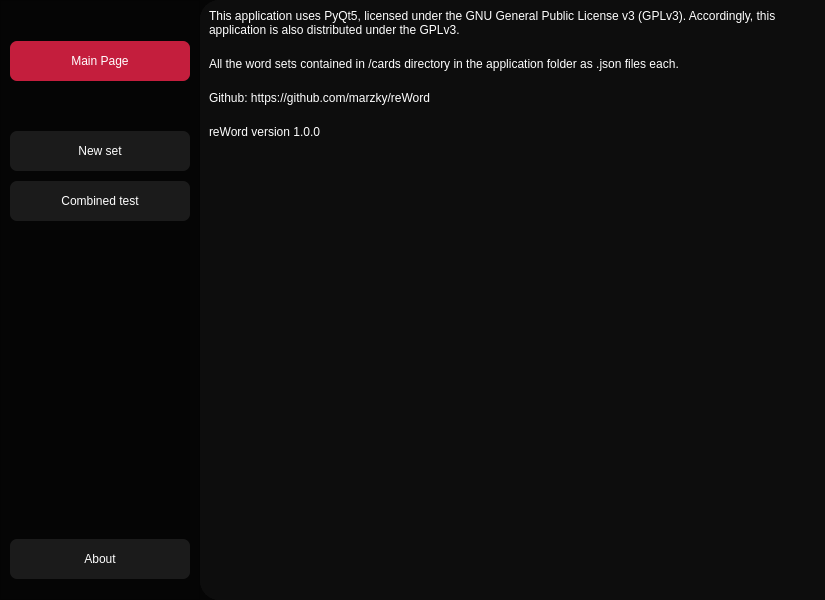
The window that ui/reWord.ui (marzky/reWord) describes before a commit, drawn with Qt 5.
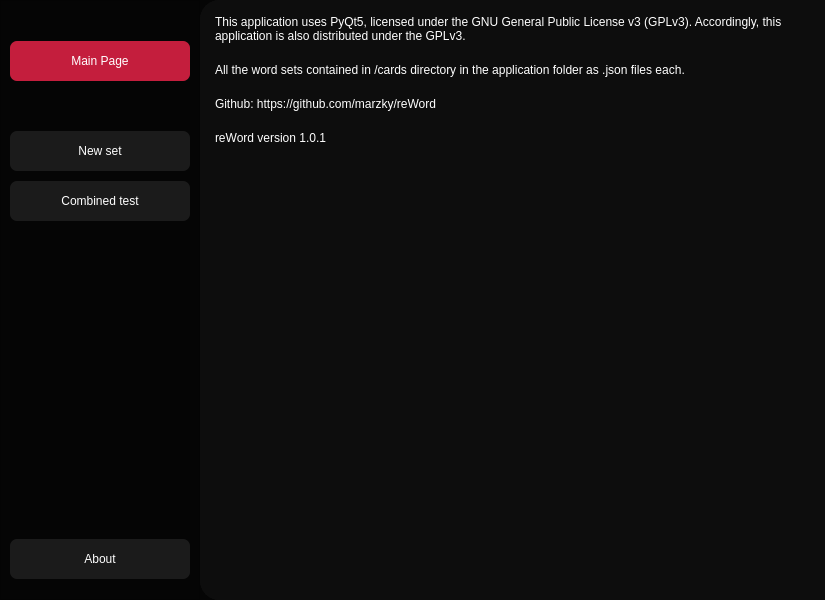
The same window after the commit. The open tabs and pages were chosen to show the change.

Commit message: Update app version in 'About' section

The edit to the form file:
```diff
--- a/ui/reWord.ui
+++ b/ui/reWord.ui
@@ -1069,6 +1069,18 @@
              <property name="spacing">
               <number>20</number>
              </property>
+             <property name="leftMargin">
+              <number>6</number>
+             </property>
+             <property name="topMargin">
+              <number>6</number>
+             </property>
+             <property name="rightMargin">
+              <number>6</number>
+             </property>
+             <property name="bottomMargin">
+              <number>6</number>
+             </property>
              <item>
               <widget class="QLabel" name="label_5">
                <property name="sizePolicy">
@@ -1165,7 +1177,7 @@
 border-radius: none;</string>
                </property>
                <property name="text">
-                <string>reWord version 1.0.0</string>
+                <string>reWord version 1.0.1</string>
                </property>
                <property name="alignment">
                 <set>Qt::AlignLeading|Qt::AlignLeft|Qt::AlignTop</set>
```
Left out of the diff: 6 changed lines with no effect on the pictures.
